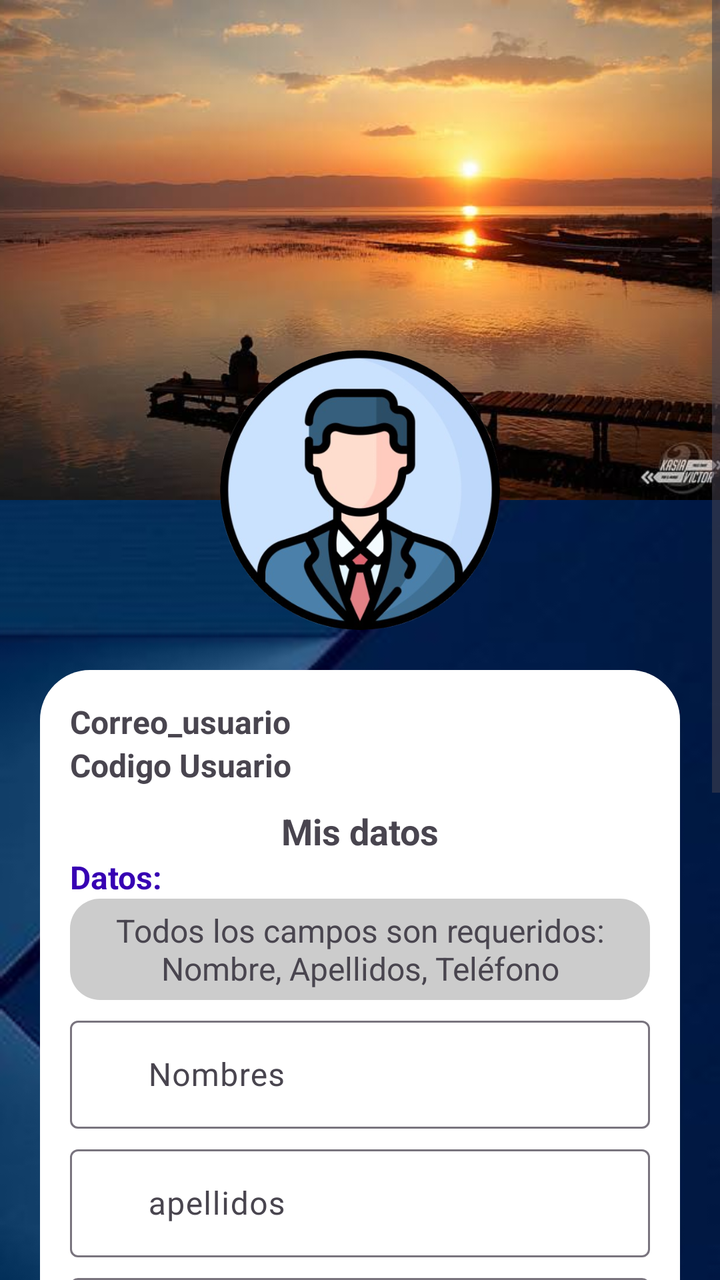
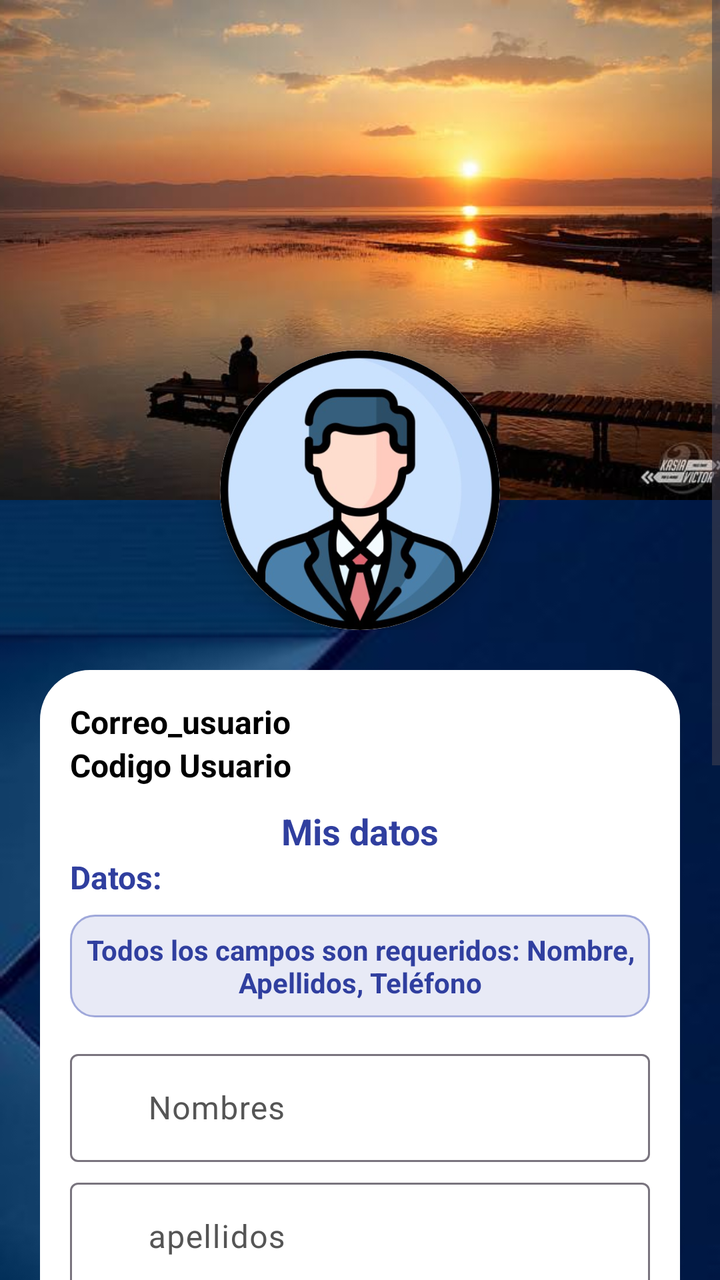

Before-and-after screenshots of an Android layout around one commit, followed by the original layout XML and the change that was made.
<!-- AndroidManifest.xml: application theme Theme.Gestion502 -->
<!-- res/layout/activity_mis_datos.xml -->
<?xml version="1.0" encoding="utf-8"?>
<ScrollView xmlns:android="http://schemas.android.com/apk/res/android"
    xmlns:app="http://schemas.android.com/apk/res-auto"
    xmlns:tools="http://schemas.android.com/tools"
    android:id="@+id/main"
    android:layout_width="match_parent"
    android:layout_height="match_parent"
    android:background="@drawable/back_3"
    tools:context=".Mis_Datos.MisDatosActivity">

    <androidx.appcompat.widget.LinearLayoutCompat
        android:layout_width="match_parent"
        android:layout_height="wrap_content"
        android:orientation="vertical">

        <RelativeLayout
            android:layout_width="match_parent"
            android:layout_height="wrap_content"
            android:gravity="center">

            <ImageView
                android:layout_width="match_parent"
                android:layout_height="250dp"
                android:scaleType="centerCrop"
                android:src="@drawable/amanecer" />

            <ImageView
                android:layout_width="140dp"
                android:layout_height="140dp"
                android:layout_centerHorizontal="true"
                android:layout_marginTop="175dp"
                android:src="@drawable/perfil" >

            </ImageView>

        </RelativeLayout>
        <LinearLayout
            android:layout_width="match_parent"
            android:layout_height="wrap_content"
            android:orientation="vertical"
            android:padding="20dp">

            <LinearLayout
                android:layout_width="match_parent"
                android:layout_height="match_parent"
                android:orientation="vertical"
                android:background="@drawable/bg_body"
                android:padding="15dp">

                <TextView
                    android:id="@+id/tvcorreoMD"                    android:layout_width="match_parent"
                    android:layout_height="wrap_content"
                    android:text="@string/correo_md"
                    android:textSize="16sp"
                    android:textStyle="bold"/>

                <TextView
                    android:id="@+id/tvcodigoMD"
                    android:layout_width="match_parent"
                    android:layout_height="wrap_content"
                    android:text="@string/codigo_md"
                    android:textSize="16sp"
                    android:textStyle="bold"/>
                <TextView
                    android:layout_width="match_parent"
                    android:layout_height="wrap_content"
                    android:text="@string/mis_datos"
                    android:layout_marginTop="10dp"
                    android:gravity="center"
                    android:textStyle="bold"
                    android:textSize="18sp"/>
                <TextView
                    android:layout_width="match_parent"
                    android:layout_height="wrap_content"
                    android:text="@string/datos_md"
                    android:textColor="@color/design_default_color_primary_dark"
                    android:textSize="16sp"
                    android:textStyle="bold"/>
                <LinearLayout
                    android:layout_width="match_parent"
                    android:layout_height="wrap_content"
                    android:orientation="horizontal"
                    android:background="@drawable/bg_leyenda"
                    android:gravity="center">
                    <TextView
                        android:layout_width="match_parent"
                        android:layout_height="wrap_content"
                        android:text="@string/leyenda_md"
                        android:gravity="center"
                        android:padding="5dp"
                        android:textSize="16sp"/>



            </LinearLayout>
                <com.google.android.material.textfield.TextInputLayout
                    android:layout_width="match_parent"
                    android:layout_height="wrap_content"
                    android:layout_marginTop="5dp">
                    <EditText
                        android:id="@+id/etnombresMD"
                        android:layout_width="match_parent"
                        android:layout_height="wrap_content"
                        android:hint="@string/nombre_md"
                        android:padding="15dp"
                        android:drawableLeft="@drawable/log_out"/>

                </com.google.android.material.textfield.TextInputLayout>
                <com.google.android.material.textfield.TextInputLayout
                    android:layout_width="match_parent"
                    android:layout_height="wrap_content"
                    android:layout_marginTop="5dp">
                    <EditText
                        android:id="@+id/etapellidosMD"
                        android:layout_width="match_parent"
                        android:layout_height="wrap_content"
                        android:hint="@string/apellido_md"
                        android:padding="15dp"
                        android:drawableLeft="@drawable/log_out"/>

                </com.google.android.material.textfield.TextInputLayout>
                <com.google.android.material.textfield.TextInputLayout
                    android:layout_width="match_parent"
                    android:layout_height="wrap_content"
                    android:layout_marginTop="5dp">
                    <EditText
                        android:id="@+id/etfechanacMD"
                        android:layout_width="match_parent"
                        android:layout_height="wrap_content"
                        android:hint="@string/fecha_nacimiento"
                        android:padding="15dp"
                        android:drawableLeft="@drawable/log_out"/>

                </com.google.android.material.textfield.TextInputLayout>
                <com.google.android.material.textfield.TextInputLayout
                    android:layout_width="match_parent"
                    android:layout_height="wrap_content"
                    android:layout_marginTop="5dp">
                    <EditText
                        android:id="@+id/etedadMD"
                        android:layout_width="match_parent"
                        android:layout_height="wrap_content"
                        android:hint="@string/edad_md"
                        android:padding="15dp"
                        android:drawableLeft="@drawable/log_out"/>

                </com.google.android.material.textfield.TextInputLayout>
                <com.google.android.material.textfield.TextInputLayout
                    android:layout_width="match_parent"
                    android:layout_height="wrap_content"
                    android:layout_marginTop="5dp">
                    <EditText
                        android:id="@+id/ettelefonoMD"
                        android:layout_width="match_parent"
                        android:layout_height="wrap_content"
                        android:hint="@string/telefono_md"
                        android:padding="15dp"
                        android:drawableLeft="@drawable/log_out"/>

                </com.google.android.material.textfield.TextInputLayout>
                <com.google.android.material.textfield.TextInputLayout
                    android:layout_width="match_parent"
                    android:layout_height="wrap_content"
                    android:layout_marginTop="5dp">
                    <EditText
                        android:id="@+id/etdomicilioMD"
                        android:layout_width="match_parent"
                        android:layout_height="wrap_content"
                        android:hint="@string/domicilio_md"
                        android:padding="15dp"
                        android:drawableLeft="@drawable/out"/>

                </com.google.android.material.textfield.TextInputLayout>
                <com.google.android.material.textfield.TextInputLayout
                    android:layout_width="match_parent"
                    android:layout_height="wrap_content"
                    android:layout_marginTop="5dp">
                    <EditText
                        android:id="@+id/ettikotokMD"
                        android:layout_width="match_parent"
                        android:layout_height="wrap_content"
                        android:hint="@string/tiktok_md"
                        android:padding="15dp"
                        android:drawableLeft="@drawable/log_out"/>

                </com.google.android.material.textfield.TextInputLayout>

            </LinearLayout>
        </LinearLayout>
            <Button
                android:id="@+id/btnguardarMD"
            android:layout_width="250dp"
            android:layout_height="wrap_content"
            android:text="Guardar"
                android:layout_gravity="center"
                android:drawableLeft="@drawable/log_out"/>


    </androidx.appcompat.widget.LinearLayoutCompat>

</ScrollView>
<!-- resources referenced by this layout -->
<resources>
  <!-- drawable amanecer: jpeg bitmap (drawable, 26361 bytes) -->
  <!-- drawable back_3: jpg bitmap (drawable, 6355 bytes) -->
  <!-- drawable bg_body (drawable) -->
  <?xml version="1.0" encoding="utf-8"?>
   <shape
      xmlns:android="http://schemas.android.com/apk/res/android">
      <solid android:color="@color/white"/>
      <corners android:radius="25dp"/>
  </shape>
  <!-- drawable bg_leyenda (drawable) -->
  <?xml version="1.0" encoding="utf-8"?>
  <shape
      xmlns:android="http://schemas.android.com/apk/res/android">
  <solid android:color="#cccccc"> </solid>
      <corners android:radius="15dp"></corners>
  </shape>
  <!-- drawable log_out (drawable) -->
  <vector xmlns:android="http://schemas.android.com/apk/res/android"
      android:width="24dp"
      android:height="24dp"
      android:viewportWidth="24"
      android:viewportHeight="24">
    <path
        android:pathData="m16,17 l5,-5 -5,-5"
        android:strokeLineJoin="round"
        android:strokeWidth="2"
        android:fillColor="#00000000"
        android:strokeColor="#FFFFFF"
        android:strokeLineCap="round"/>
    <path
        android:pathData="M21,12H9"
        android:strokeLineJoin="round"
        android:strokeWidth="2"
        android:fillColor="#00000000"
        android:strokeColor="#FFFFFF"
        android:strokeLineCap="round"/>
    <path
        android:pathData="M9,21H5a2,2 0,0 1,-2 -2V5a2,2 0,0 1,2 -2h4"
        android:strokeLineJoin="round"
        android:strokeWidth="2"
        android:fillColor="#00000000"
        android:strokeColor="#FFFFFF"
        android:strokeLineCap="round"/>
  </vector>
  <!-- drawable out (drawable) -->
  <vector xmlns:android="http://schemas.android.com/apk/res/android"
      android:width="24dp"
      android:height="24dp"
      android:viewportWidth="32"
      android:viewportHeight="32">
    <path
        android:pathData="M28,16H8m12,-8l8,8l-8,8m-9,4H3V4h8"
        android:strokeLineJoin="round"
        android:strokeWidth="2"
        android:fillColor="#00000000"
        android:strokeColor="#FFFFFF"
        android:strokeLineCap="round"/>
  </vector>
  <!-- drawable perfil: png bitmap (drawable, 216029 bytes) -->
  <string name="apellido_md">apellidos</string>
  <string name="codigo_md">Codigo Usuario</string>
  <string name="correo_md">Correo_usuario</string>
  <string name="datos_md">Datos:</string>
  <string name="domicilio_md">Domicilio</string>
  <string name="edad_md">Edad</string>
  <string name="fecha_nacimiento">Fecha Nacimiento</string>
  <string name="leyenda_md">Todos los campos son requeridos: Nombre, Apellidos, Teléfono</string>
  <string name="mis_datos">Mis datos</string>
  <string name="nombre_md">Nombres</string>
  <string name="telefono_md">Telefono</string>
  <string name="tiktok_md">Tiktok</string>
  <style name="Theme.Gestion502" parent="Base.Theme.Gestion502" />
  <color name="white">#FFFFFFFF</color>
  <style name="Base.Theme.Gestion502" parent="Theme.Material3.DayNight.NoActionBar">
          
          
          <item name="colorPrimary">@color/colorPrimary</item>
          <item name="colorPrimaryVariant">@color/colorPrimaryDark</item>
          <item name="colorOnPrimary">@color/white</item>
          <item name="colorOnSecondary">@color/black</item>
  
      </style>
  <color name="colorPrimary">#3f51b5</color>
  <color name="colorPrimaryDark">#303f9f</color>
  <color name="black">#FF000000</color>
</resources>

<!-- the commit's change to res/layout/activity_mis_datos.xml (unified diff, before → after) -->
@@ -24,16 +24,26 @@
                 android:scaleType="centerCrop"
                 android:src="@drawable/amanecer" />
 
-            <ImageView
+            <androidx.cardview.widget.CardView
                 android:layout_width="140dp"
                 android:layout_height="140dp"
                 android:layout_centerHorizontal="true"
                 android:layout_marginTop="175dp"
-                android:src="@drawable/perfil" >
-
-            </ImageView>
+                app:cardCornerRadius="70dp"
+                app:cardElevation="6dp"
+                app:cardBackgroundColor="@color/white">
+
+                <ImageView
+                    android:id="@+id/ivfotousuarioMD"
+                    android:layout_width="match_parent"
+                    android:layout_height="match_parent"
+                    android:scaleType="centerCrop"
+                    android:src="@drawable/perfil" />
+
+            </androidx.cardview.widget.CardView>
 
         </RelativeLayout>
+
         <LinearLayout
             android:layout_width="match_parent"
             android:layout_height="wrap_content"
@@ -43,158 +53,215 @@
             <LinearLayout
                 android:layout_width="match_parent"
                 android:layout_height="match_parent"
+                android:background="@drawable/bg_body"
                 android:orientation="vertical"
-                android:background="@drawable/bg_body"
                 android:padding="15dp">
 
                 <TextView
-                    android:id="@+id/tvcorreoMD"                    android:layout_width="match_parent"
+                    android:id="@+id/tvcorreoMD"
+                    android:layout_width="match_parent"
                     android:layout_height="wrap_content"
                     android:text="@string/correo_md"
+                    android:textColor="@color/black"
                     android:textSize="16sp"
-                    android:textStyle="bold"/>
+                    android:textStyle="bold" />
 
                 <TextView
                     android:id="@+id/tvcodigoMD"
                     android:layout_width="match_parent"
                     android:layout_height="wrap_content"
                     android:text="@string/codigo_md"
+                    android:textColor="@color/black"
                     android:textSize="16sp"
-                    android:textStyle="bold"/>
-                <TextView
-                    android:layout_width="match_parent"
-                    android:layout_height="wrap_content"
-                    android:text="@string/mis_datos"
+                    android:textStyle="bold" />
+
+                <TextView
+                    android:layout_width="match_parent"
+                    android:layout_height="wrap_content"
                     android:layout_marginTop="10dp"
                     android:gravity="center"
-                    android:textStyle="bold"
-                    android:textSize="18sp"/>
+                    android:text="@string/mis_datos"
+                    android:textColor="@color/colorPrimaryDark"
+                    android:textSize="18sp"
+                    android:textStyle="bold" />
+
                 <TextView
                     android:layout_width="match_parent"
                     android:layout_height="wrap_content"
                     android:text="@string/datos_md"
-                    android:textColor="@color/design_default_color_primary_dark"
+                    android:textColor="@color/colorPrimaryDark"
                     android:textSize="16sp"
-                    android:textStyle="bold"/>
+                    android:textStyle="bold" />
+
                 <LinearLayout
                     android:layout_width="match_parent"
                     android:layout_height="wrap_content"
+                    android:layout_marginTop="8dp"
+                    android:layout_marginBottom="8dp"
+                    android:background="@drawable/bg_leyenda"
+                    android:gravity="center"
                     android:orientation="horizontal"
-                    android:background="@drawable/bg_leyenda"
-                    android:gravity="center">
+                    android:padding="8dp">
+
                     <TextView
                         android:layout_width="match_parent"
                         android:layout_height="wrap_content"
+                        android:gravity="center"
                         android:text="@string/leyenda_md"
-                        android:gravity="center"
-                        android:padding="5dp"
-                        android:textSize="16sp"/>
-
-
+                        android:textColor="@color/colorPrimaryDark"
+                        android:textSize="14sp"
+                        android:textStyle="bold" />
+
+                </LinearLayout>
+
+                <com.google.android.material.textfield.TextInputLayout
+                    android:layout_width="match_parent"
+                    android:layout_height="wrap_content"
+                    android:layout_marginTop="5dp"
+                    android:textColorHint="#555555"
+                    app:hintTextColor="@color/colorPrimaryDark">
+
+                    <EditText
+                        android:id="@+id/etnombresMD"
+                        android:layout_width="match_parent"
+                        android:layout_height="wrap_content"
+                        android:drawableLeft="@drawable/log_out"
+                        android:hint="@string/nombre_md"
+                        android:padding="15dp"
+                        android:textColor="@color/black"
+                        android:textColorHint="#555555" />
+
+                </com.google.android.material.textfield.TextInputLayout>
+
+                <com.google.android.material.textfield.TextInputLayout
+                    android:layout_width="match_parent"
+                    android:layout_height="wrap_content"
+                    android:layout_marginTop="5dp"
+                    android:textColorHint="#555555"
+                    app:hintTextColor="@color/colorPrimaryDark">
+
+                    <EditText
+                        android:id="@+id/etapellidosMD"
+                        android:layout_width="match_parent"
+                        android:layout_height="wrap_content"
+                        android:drawableLeft="@drawable/log_out"
+                        android:hint="@string/apellido_md"
+                        android:padding="15dp"
+                        android:textColor="@color/black"
+                        android:textColorHint="#555555" />
+
+                </com.google.android.material.textfield.TextInputLayout>
+
+                <com.google.android.material.textfield.TextInputLayout
+                    android:layout_width="match_parent"
+                    android:layout_height="wrap_content"
+                    android:layout_marginTop="5dp"
+                    android:textColorHint="#555555"
+                    app:hintTextColor="@color/colorPrimaryDark">
+
+                    <EditText
+                        android:id="@+id/etfechanacMD"
+                        android:layout_width="match_parent"
+                        android:layout_height="wrap_content"
+                        android:drawableLeft="@drawable/log_out"
+                        android:hint="@string/fecha_nacimiento"
+                        android:padding="15dp"
+                        android:textColor="@color/black"
+                        android:textColorHint="#555555" />
+
+                </com.google.android.material.textfield.TextInputLayout>
+
+                <com.google.android.material.textfield.TextInputLayout
+                    android:layout_width="match_parent"
+                    android:layout_height="wrap_content"
+                    android:layout_marginTop="5dp"
+                    android:textColorHint="#555555"
+                    app:hintTextColor="@color/colorPrimaryDark">
+
+                    <EditText
+                        android:id="@+id/etedadMD"
+                        android:layout_width="match_parent"
+                        android:layout_height="wrap_content"
+                        android:drawableLeft="@drawable/log_out"
+                        android:hint="@string/edad_md"
+                        android:padding="15dp"
+                        android:textColor="@color/black"
+                        android:textColorHint="#555555" />
+
+                </com.google.android.material.textfield.TextInputLayout>
+
+                <com.google.android.material.textfield.TextInputLayout
+                    android:layout_width="match_parent"
+                    android:layout_height="wrap_content"
+                    android:layout_marginTop="5dp"
+                    android:textColorHint="#555555"
+                    app:hintTextColor="@color/colorPrimaryDark">
+
+                    <EditText
+                        android:id="@+id/ettelefonoMD"
+                        android:layout_width="match_parent"
+                        android:layout_height="wrap_content"
+                        android:drawableLeft="@drawable/log_out"
+                        android:hint="@string/telefono_md"
+                        android:padding="15dp"
+                        android:textColor="@color/black"
+                        android:textColorHint="#555555" />
+
+                </com.google.android.material.textfield.TextInputLayout>
+
+                <com.google.android.material.textfield.TextInputLayout
+                    android:layout_width="match_parent"
+                    android:layout_height="wrap_content"
+                    android:layout_marginTop="5dp"
+                    android:textColorHint="#555555"
+                    app:hintTextColor="@color/colorPrimaryDark">
+
+                    <EditText
+                        android:id="@+id/etdomicilioMD"
+                        android:layout_width="match_parent"
+                        android:layout_height="wrap_content"
+                        android:drawableLeft="@drawable/out"
+                        android:hint="@string/domicilio_md"
+                        android:padding="15dp"
+                        android:textColor="@color/black"
+                        android:textColorHint="#555555" />
+
+                </com.google.android.material.textfield.TextInputLayout>
+
+                <com.google.android.material.textfield.TextInputLayout
+                    android:layout_width="match_parent"
+                    android:layout_height="wrap_content"
+                    android:layout_marginTop="5dp"
+                    android:textColorHint="#555555"
+                    app:hintTextColor="@color/colorPrimaryDark">
+
+                    <EditText
+                        android:id="@+id/ettikotokMD"
+                        android:layout_width="match_parent"
+                        android:layout_height="wrap_content"
+                        android:drawableLeft="@drawable/log_out"
+                        android:hint="@string/tiktok_md"
+                        android:padding="15dp"
+                        android:textColor="@color/black"
+                        android:textColorHint="#555555" />
+
+                </com.google.android.material.textfield.TextInputLayout>
 
             </LinearLayout>
-                <com.google.android.material.textfield.TextInputLayout
-                    android:layout_width="match_parent"
-                    android:layout_height="wrap_content"
-                    android:layout_marginTop="5dp">
-                    <EditText
-                        android:id="@+id/etnombresMD"
-                        android:layout_width="match_parent"
-                        android:layout_height="wrap_content"
-                        android:hint="@string/nombre_md"
-                        android:padding="15dp"
-                        android:drawableLeft="@drawable/log_out"/>
-
-                </com.google.android.material.textfield.TextInputLayout>
-                <com.google.android.material.textfield.TextInputLayout
-                    android:layout_width="match_parent"
-                    android:layout_height="wrap_content"
-                    android:layout_marginTop="5dp">
-                    <EditText
-                        android:id="@+id/etapellidosMD"
-                        android:layout_width="match_parent"
-                        android:layout_height="wrap_content"
-                        android:hint="@string/apellido_md"
-                        android:padding="15dp"
-                        android:drawableLeft="@drawable/log_out"/>
-
-                </com.google.android.material.textfield.TextInputLayout>
-                <com.google.android.material.textfield.TextInputLayout
-                    android:layout_width="match_parent"
-                    android:layout_height="wrap_content"
-                    android:layout_marginTop="5dp">
-                    <EditText
-                        android:id="@+id/etfechanacMD"
-                        android:layout_width="match_parent"
-                        android:layout_height="wrap_content"
-                        android:hint="@string/fecha_nacimiento"
-                        android:padding="15dp"
-                        android:drawableLeft="@drawable/log_out"/>
-
-                </com.google.android.material.textfield.TextInputLayout>
-                <com.google.android.material.textfield.TextInputLayout
-                    android:layout_width="match_parent"
-                    android:layout_height="wrap_content"
-                    android:layout_marginTop="5dp">
-                    <EditText
-                        android:id="@+id/etedadMD"
-                        android:layout_width="match_parent"
-                        android:layout_height="wrap_content"
-                        android:hint="@string/edad_md"
-                        android:padding="15dp"
-                        android:drawableLeft="@drawable/log_out"/>
-
-                </com.google.android.material.textfield.TextInputLayout>
-                <com.google.android.material.textfield.TextInputLayout
-                    android:layout_width="match_parent"
-                    android:layout_height="wrap_content"
-                    android:layout_marginTop="5dp">
-                    <EditText
-                        android:id="@+id/ettelefonoMD"
-                        android:layout_width="match_parent"
-                        android:layout_height="wrap_content"
-                        android:hint="@string/telefono_md"
-                        android:padding="15dp"
-                        android:drawableLeft="@drawable/log_out"/>
-
-                </com.google.android.material.textfield.TextInputLayout>
-                <com.google.android.material.textfield.TextInputLayout
-                    android:layout_width="match_parent"
-                    android:layout_height="wrap_content"
-                    android:layout_marginTop="5dp">
-                    <EditText
-                        android:id="@+id/etdomicilioMD"
-                        android:layout_width="match_parent"
-                        android:layout_height="wrap_content"
-                        android:hint="@string/domicilio_md"
-                        android:padding="15dp"
-                        android:drawableLeft="@drawable/out"/>
-
-                </com.google.android.material.textfield.TextInputLayout>
-                <com.google.android.material.textfield.TextInputLayout
-                    android:layout_width="match_parent"
-                    android:layout_height="wrap_content"
-                    android:layout_marginTop="5dp">
-                    <EditText
-                        android:id="@+id/ettikotokMD"
-                        android:layout_width="match_parent"
-                        android:layout_height="wrap_content"
-                        android:hint="@string/tiktok_md"
-                        android:padding="15dp"
-                        android:drawableLeft="@drawable/log_out"/>
-
-                </com.google.android.material.textfield.TextInputLayout>
-
-            </LinearLayout>
+
         </LinearLayout>
-            <Button
-                android:id="@+id/btnguardarMD"
+
+        <Button
+            android:id="@+id/btnguardarMD"
             android:layout_width="250dp"
             android:layout_height="wrap_content"
-            android:text="Guardar"
-                android:layout_gravity="center"
-                android:drawableLeft="@drawable/log_out"/>
-
+            android:layout_gravity="center"
+            android:layout_marginBottom="20dp"
+            android:backgroundTint="@color/colorPrimaryDark"
+            android:drawableLeft="@drawable/log_out"
+            android:text="Actualizar"
+            android:textColor="@color/white"
+            android:textStyle="bold" />
 
     </androidx.appcompat.widget.LinearLayoutCompat>
 
<!-- resource entries referenced after the edit -->
@@ -1,5 +1,8 @@
 <!-- resources referenced by this layout -->
 <resources>
+  <color name="black">#FF000000</color>
+  <color name="colorPrimaryDark">#303f9f</color>
+  <color name="white">#FFFFFFFF</color>
   <!-- drawable amanecer: jpeg bitmap (drawable, 26361 bytes) -->
   <!-- drawable back_3: jpg bitmap (drawable, 6355 bytes) -->
   <!-- drawable bg_body (drawable) -->
@@ -11,10 +14,10 @@
   </shape>
   <!-- drawable bg_leyenda (drawable) -->
   <?xml version="1.0" encoding="utf-8"?>
-  <shape
-      xmlns:android="http://schemas.android.com/apk/res/android">
-  <solid android:color="#cccccc"> </solid>
-      <corners android:radius="15dp"></corners>
+  <shape xmlns:android="http://schemas.android.com/apk/res/android">
+      <solid android:color="#E8EAF6" />
+      <stroke android:width="1dp" android:color="#9FA8DA" />
+      <corners android:radius="12dp" />
   </shape>
   <!-- drawable log_out (drawable) -->
   <vector xmlns:android="http://schemas.android.com/apk/res/android"
@@ -72,7 +75,6 @@
   <string name="telefono_md">Telefono</string>
   <string name="tiktok_md">Tiktok</string>
   <style name="Theme.Gestion502" parent="Base.Theme.Gestion502" />
-  <color name="white">#FFFFFFFF</color>
   <style name="Base.Theme.Gestion502" parent="Theme.Material3.DayNight.NoActionBar">
           
           
@@ -83,7 +85,5 @@
   
       </style>
   <color name="colorPrimary">#3f51b5</color>
-  <color name="colorPrimaryDark">#303f9f</color>
-  <color name="black">#FF000000</color>
 </resources>
 
